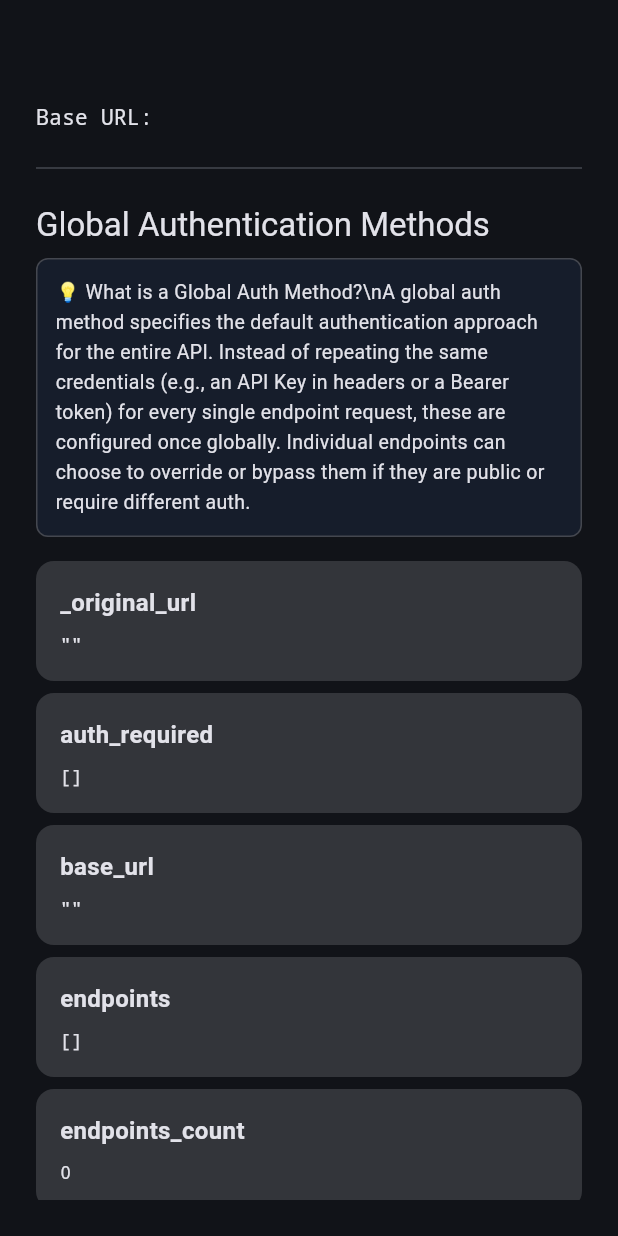
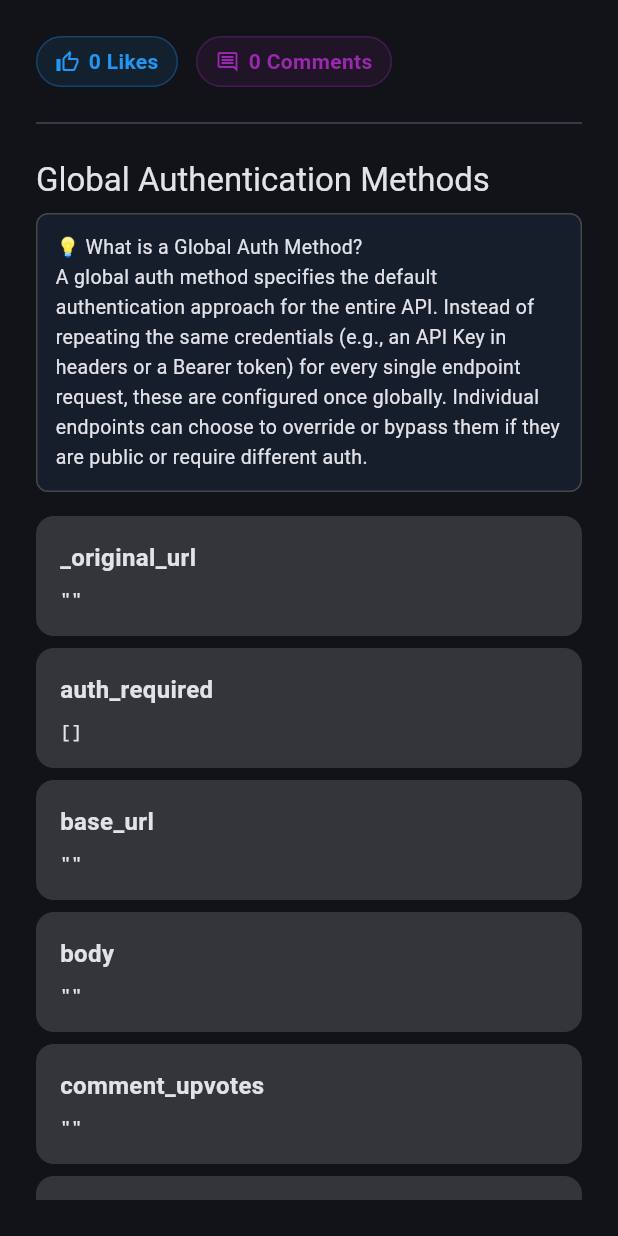
Before and after one commit to himanshumishra1309/apidash-apiexplorer-poc, a Flutter app: the ApiOverviewScreen widget shown alone on an empty page, opened directly with empty values, on a phone screen of 412 x 824 dp. Run offline on Flutter 3.47's test engine with Material 3 defaults, Android fonts, the phone set to English and light mode, and no system bars.

Commit message:
made changes

```diff
--- a/frontend/lib/models/api_template.dart
+++ b/frontend/lib/models/api_template.dart
@@ -4,6 +4,7 @@
   final String baseUrl;
   final Map<String, dynamic> globalAuthMethods;
   final int endpointsCount;
+  final CommunityScore communityScore;
   final List<ApiEndpoint> endpoints;
 
   ApiTemplate({
@@ -12,6 +13,7 @@
     required this.baseUrl,
     required this.globalAuthMethods,
     required this.endpointsCount,
+    required this.communityScore,
     required this.endpoints,
   });
 
@@ -41,6 +43,8 @@
           (json['global_auth_methods'] as Map?)?.cast<String, dynamic>() ??
               const {},
       endpointsCount: json['endpoints_count'] ?? 0,
+      communityScore: CommunityScore.fromJson(
+          (json['community_score'] as Map?)?.cast<String, dynamic>() ?? {}),
       endpoints: endpointList
           .whereType<Map>()
           .map((e) => ApiEndpoint.fromJson(e.cast<String, dynamic>()))
@@ -129,3 +133,56 @@
     );
   }
 }
+
+class CommunityScore {
+  final int issueUpvotes;
+  final int totalComments;
+  final int commentUpvotes;
+  final int overallPopularityScore;
+  final List<CommentInteraction> interactions;
+
+  const CommunityScore({
+    required this.issueUpvotes,
+    required this.totalComments,
+    required this.commentUpvotes,
+    required this.overallPopularityScore,
+    required this.interactions,
+  });
+
+  factory CommunityScore.fromJson(Map<String, dynamic> json) {
+    final interactionsRaw = json['interactions'] as List? ?? [];
+    return CommunityScore(
+      issueUpvotes: json['issue_upvotes'] ?? 0,
+      totalComments: json['total_comments'] ?? 0,
+      commentUpvotes: json['comment_upvotes'] ?? 0,
+      overallPopularityScore: json['overall_popularity_score'] ?? 0,
+      interactions: interactionsRaw
+          .whereType<Map>()
+          .map((e) => CommentInteraction.fromJson(e.cast<String, dynamic>()))
+          .toList(),
+    );
+  }
+}
+
+class CommentInteraction {
+  final String user;
+  final String body;
+  final int upvotes;
+  final DateTime createdAt;
+
+  const CommentInteraction({
+    required this.user,
+    required this.body,
+    required this.upvotes,
+    required this.createdAt,
+  });
+
+  factory CommentInteraction.fromJson(Map<String, dynamic> json) {
+    return CommentInteraction(
+      user: json['user'] ?? '',
+      body: json['body'] ?? '',
+      upvotes: json['upvotes'] ?? 0,
+      createdAt: DateTime.tryParse(json['created_at'] ?? '') ?? DateTime(1970),
+    );
+  }
+}
--- a/frontend/lib/screens/api_overview.dart
+++ b/frontend/lib/screens/api_overview.dart
@@ -15,16 +15,89 @@
       child: Column(
         crossAxisAlignment: CrossAxisAlignment.start,
         children: [
-          Text(template.name,
-              style: Theme.of(context).textTheme.headlineMedium),
-          const SizedBox(height: 8),
-          Text(
-            'Base URL: ${template.baseUrl}',
-            style: const TextStyle(fontFamily: 'monospace', fontSize: 14),
+          Row(
+            children: [
+              Container(
+                padding: const EdgeInsets.symmetric(horizontal: 12, vertical: 6),
+                decoration: BoxDecoration(
+                  color: Colors.blue.withOpacity(0.1),
+                  borderRadius: BorderRadius.circular(20),
+                  border: Border.all(color: Colors.blue.withOpacity(0.3)),
+                ),
+                child: Row(
+                  children: [
+                    const Icon(Icons.thumb_up_alt_outlined, size: 16, color: Colors.blue),
+                    const SizedBox(width: 6),
+                    Text('${template.communityScore.issueUpvotes} Likes',
+                        style: const TextStyle(fontWeight: FontWeight.bold, color: Colors.blue)),
+                  ],
+                ),
+              ),
+              const SizedBox(width: 12),
+              Container(
+                padding: const EdgeInsets.symmetric(horizontal: 12, vertical: 6),
+                decoration: BoxDecoration(
+                  color: Colors.purple.withOpacity(0.1),
+                  borderRadius: BorderRadius.circular(20),
+                  border: Border.all(color: Colors.purple.withOpacity(0.3)),
+                ),
+                child: Row(
+                  children: [
+                    const Icon(Icons.comment_outlined, size: 16, color: Colors.purple),
+                    const SizedBox(width: 6),
+                    Text('${template.communityScore.totalComments} Comments',
+                        style: const TextStyle(fontWeight: FontWeight.bold, color: Colors.purple)),
+                  ],
+                ),
+              ),
+            ],
           ),
           const SizedBox(height: 16),
+
+          if (template.communityScore.interactions.isNotEmpty) ...[
+            Text('Recent Comments', style: Theme.of(context).textTheme.titleMedium),
+            const SizedBox(height: 8),
+            Container(
+              constraints: const BoxConstraints(maxHeight: 180),
+              child: ListView.separated(
+                shrinkWrap: true,
+                itemCount: template.communityScore.interactions.length,
+                separatorBuilder: (context, idx) => const Divider(height: 1),
+                itemBuilder: (context, idx) {
+                  final comment = template.communityScore.interactions[idx];
+                  return ListTile(
+                    dense: true,
+                    leading: CircleAvatar(
+                      radius: 16,
+                      child: Text(comment.user.isNotEmpty ? comment.user[0].toUpperCase() : '?'),
+                    ),
+                    title: Text(comment.user, style: const TextStyle(fontWeight: FontWeight.bold)),
+                    subtitle: Column(
+                      crossAxisAlignment: CrossAxisAlignment.start,
+                      children: [
+                        Text(comment.body),
+                        Row(
+                          children: [
+                            const Icon(Icons.thumb_up_alt_outlined, size: 14, color: Colors.blue),
+                            const SizedBox(width: 4),
+                            Text('${comment.upvotes}'),
+                            const SizedBox(width: 12),
+                            Text(
+                              '${comment.createdAt.year}-${comment.createdAt.month.toString().padLeft(2, '0')}-${comment.createdAt.day.toString().padLeft(2, '0')} ${comment.createdAt.hour.toString().padLeft(2, '0')}:${comment.createdAt.minute.toString().padLeft(2, '0')}',
+                              style: const TextStyle(fontSize: 11, color: Colors.grey),
+                            ),
+                          ],
+                        ),
+                      ],
+                    ),
+                  );
+                },
+              ),
+            ),
+            const SizedBox(height: 16),
+          ],
+
           // We can put Swagger or external links here if available.
-
           const Divider(),
           const SizedBox(height: 16),
           Text('Global Authentication Methods',
@@ -36,13 +109,13 @@
               color: Theme.of(context)
                   .colorScheme
                   .primaryContainer
-                  .withValues(alpha: 0.2),
+                  .withOpacity(0.2),
               borderRadius: BorderRadius.circular(8),
               border: Border.all(
                   color: Theme.of(context).colorScheme.outlineVariant),
             ),
             child: const Text(
-              '💡 What is a Global Auth Method?\\n'
+              '💡 What is a Global Auth Method?\n'
               'A global auth method specifies the default authentication approach for the entire API. '
               'Instead of repeating the same credentials (e.g., an API Key in headers or a Bearer token) '
               'for every single endpoint request, these are configured once globally. Individual endpoints '
@@ -57,6 +130,7 @@
           else
             Expanded(
               child: ListView(
+                shrinkWrap: true,
                 children: template.globalAuthMethods.entries.map((e) {
                   return Card(
                     elevation: 0,
```
Also changed, not shown: 1 other file.
